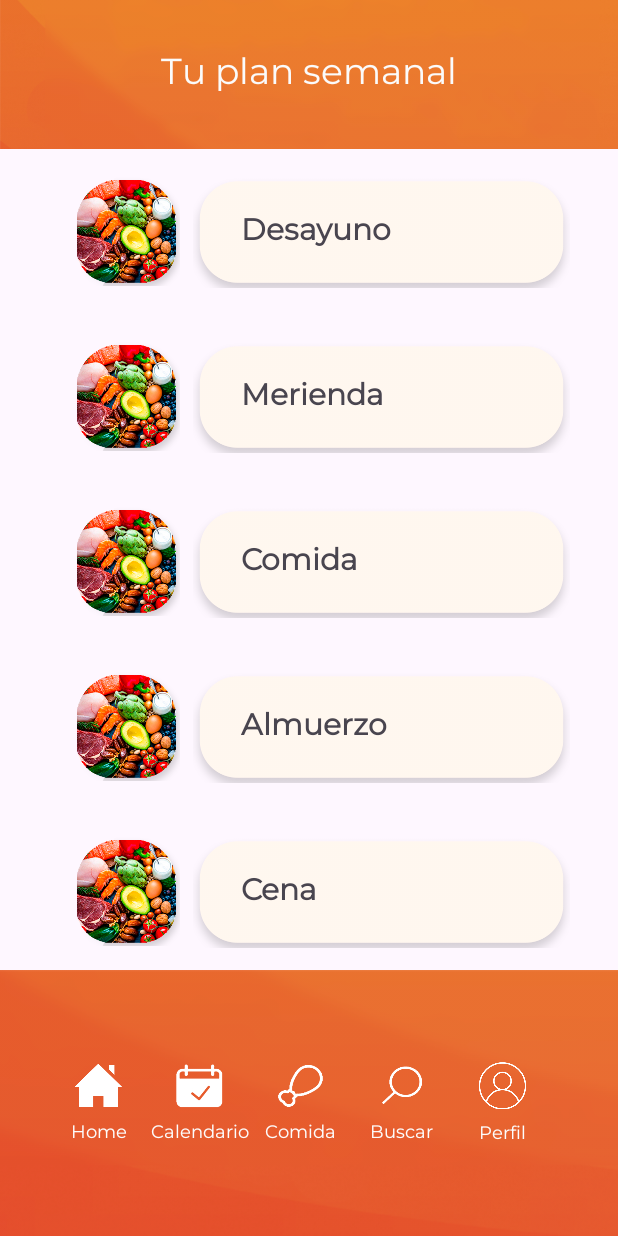
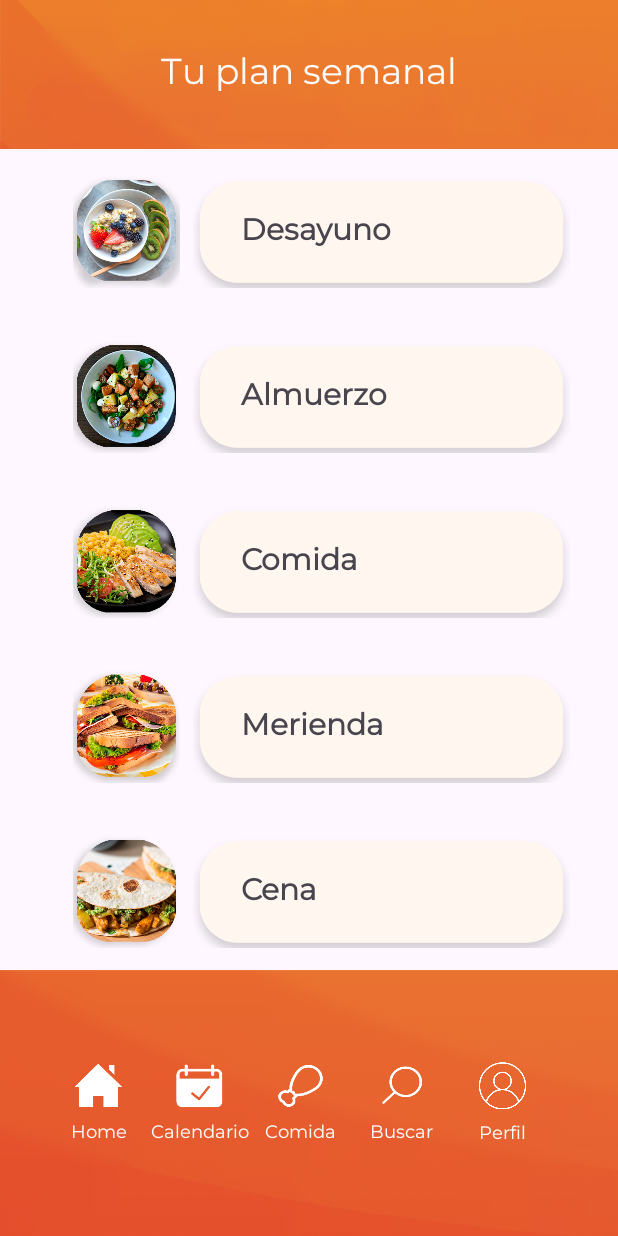
Before and after one commit to ulvercalleja/SmartEat, an Android app: the screen it shows after launch (ComidasPantalla), on a phone screen of 412 x 824 dp. Run offline under Robolectric (Android 15) with nearby library versions, the phone set to English and light mode, and no system bars.

Commit message:
Fallo arreglado orden comidas y fotos añadidas

```diff
--- /dev/null
+++ b/app/src/main/java/proyecto/smarteat/Comidas.java
@@ -0,0 +1,19 @@
+package proyecto.smarteat;
+
+public class Comidas {
+    private String nombreComida;
+    private int imagenComida;
+
+    public Comidas(String nombreComida, int imagenComida) {
+        this.nombreComida = nombreComida;
+        this.imagenComida = imagenComida;
+    }
+
+    public String getNombre() {
+        return nombreComida;
+    }
+
+    public int getImagenComida() {
+        return imagenComida;
+    }
+}
--- a/app/src/main/java/proyecto/smarteat/ComidasAdapter.java
+++ b/app/src/main/java/proyecto/smarteat/ComidasAdapter.java
@@ -1,8 +1,10 @@
 package proyecto.smarteat;
 
+import android.content.Context;
 import android.view.LayoutInflater;
 import android.view.View;
 import android.view.ViewGroup;
+import android.widget.ImageView;
 import android.widget.TextView;
 import androidx.annotation.NonNull;
 import androidx.recyclerview.widget.RecyclerView;
@@ -10,10 +12,11 @@ import androidx.recyclerview.widget.RecyclerView;
 import java.util.List;
 
 public class ComidasAdapter extends RecyclerView.Adapter<ComidasAdapter.ViewHolder> {
-    private List<String> listaComida;
-
-    public ComidasAdapter(List<String> listaComida) {
+    private List<Comidas> listaComida;
+    private Context context;
+    public ComidasAdapter(List<Comidas> listaComida, Context context) {
         this.listaComida = listaComida;
+        this.context = context;
     }
 
     @NonNull
@@ -25,8 +28,9 @@ public class ComidasAdapter extends RecyclerView.Adapter<ComidasAdapter.ViewHold
 
     @Override
     public void onBindViewHolder(@NonNull ViewHolder holder, int position) {
-        String nombreComida = listaComida.get(position);
-        holder.nombreComida.setText(nombreComida);
+        Comidas nombreComida = listaComida.get(position);
+        holder.nombreComida.setText(nombreComida.getNombre());
+        holder.imagenComida.setImageResource(nombreComida.getImagenComida());
     }
 
     @Override
@@ -36,10 +40,11 @@ public class ComidasAdapter extends RecyclerView.Adapter<ComidasAdapter.ViewHold
 
     public static class ViewHolder extends RecyclerView.ViewHolder {
         TextView nombreComida;
-
+        ImageView imagenComida;
         public ViewHolder(View itemView) {
             super(itemView);
             nombreComida = itemView.findViewById(R.id.rctvNombreComida);
+            imagenComida = itemView.findViewById(R.id.rcivComida);
         }
     }
 }
--- a/app/src/main/java/proyecto/smarteat/ComidasPantalla.java
+++ b/app/src/main/java/proyecto/smarteat/ComidasPantalla.java
@@ -11,7 +11,13 @@ public class ComidasPantalla extends AppCompatActivity {
     private final String NOMBRE_DIA_INFO = "nombreDia";
     private RecyclerView recyclerViewComidas;
     private ComidasAdapter comidaAdapter;
-    private List<String> comidasLista = Arrays.asList("Desayuno", "Merienda", "Comida", "Almuerzo", "Cena");
+    private List<Comidas> comidasLista = Arrays.asList(
+            new Comidas("Desayuno", R.drawable.comida_desayuno),
+            new Comidas("Almuerzo", R.drawable.comida_almuerzo),
+            new Comidas("Comida", R.drawable.comida_comida),
+            new Comidas("Merienda", R.drawable.comida_merienda),
+            new Comidas("Cena", R.drawable.comida_cena)
+    );
 
     @Override
     protected void onCreate(Bundle savedInstanceState) {
@@ -22,7 +28,7 @@ public class ComidasPantalla extends AppCompatActivity {
 
         recyclerViewComidas = findViewById(R.id.recyclerViewComidas);
         recyclerViewComidas.setLayoutManager(new LinearLayoutManager(this));
-        comidaAdapter = new ComidasAdapter(comidasLista);
+        comidaAdapter = new ComidasAdapter(comidasLista, this);
         recyclerViewComidas.setAdapter(comidaAdapter);
     }
 }
```
Also changed, not shown: app/src/main/res/drawable/comida_almuerzo.png (added), app/src/main/res/drawable/comida_cena.png (added), app/src/main/res/drawable/comida_comida.png (added), app/src/main/res/drawable/comida_desayuno.png (added), app/src/main/res/drawable/comida_merienda.png (added).
